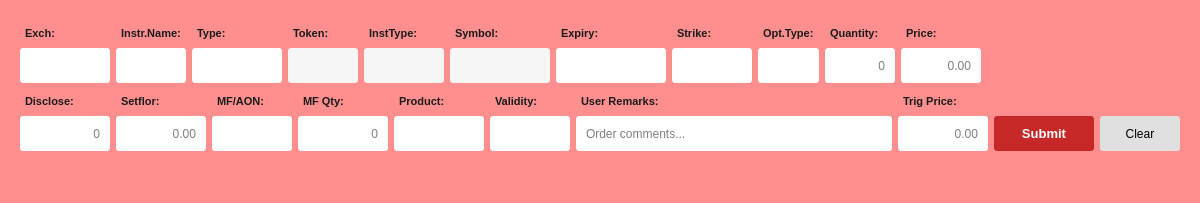
The window that resources/forms/SellWindow.ui (yashnmehta/Autotrade) describes before a commit, drawn with Qt 5.
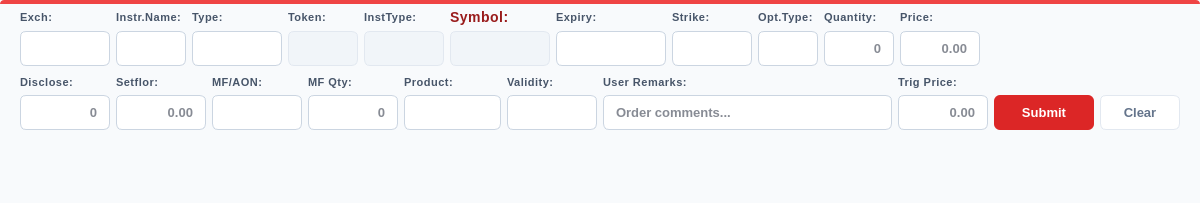
The same window after the commit.

Diff of the .ui file:
```diff
--- a/resources/forms/SellWindow.ui
+++ b/resources/forms/SellWindow.ui
@@ -32,102 +32,134 @@
    <string>Sell Order</string>
   </property>
   <property name="styleSheet">
-   <string notr="true">QWidget {
-    background-color: #ff8f8f; /* light red */
+   <string notr="true">QWidget#SellWindowForm {
+    background-color: #f8fafc;
+}
+
+/* Header/Indicative bar at top */
+QWidget#headerBar {
+    background-color: #ef4444; /* Sell Red */
+    border-top-left-radius: 4px;
+    border-top-right-radius: 4px;
 }
 
 QLabel {
-    color: #1b1b1b;
+    color: #475569;
     font-size: 11px;
-    font-weight: 600;
-    padding: 2px;
+    font-weight: 700;
+    text-transform: uppercase;
+    letter-spacing: 0.5px;
+    background-color: transparent;
+}
+
+QLabel#lblSymbol {
+    color: #991b1b;
+    font-size: 14px;
+    font-weight: 800;
 }
 
 QLineEdit {
     background-color: #ffffff;
-    color: #000000;
-    border-radius: 3px;
-    padding: 4px 8px;
-    font-size: 12px;
-    selection-background-color: #940000;
+    color: #0f172a;
+    border: 1px solid #cbd5e1;
+    border-radius: 6px;
+    padding: 6px 10px;
+    font-size: 13px;
+    font-weight: 500;
 }
 
 QLineEdit:focus {
-    border: 1px solid #0078D7;
+    border: 2px solid #ef4444;
     background-color: #ffffff;
 }
 
+QLineEdit:hover {
+    border: 1px solid #94a3b8;
+}
+
 QLineEdit:read-only {
-    background-color: #f5f5f5;
-    color: #7a7a7a;
+    background-color: #f1f5f9;
+    color: #64748b;
+    border: 1px solid #e2e8f0;
 }
 
 QComboBox {
     background-color: #ffffff;
-    color: #000000;
-    border-radius: 3px;
-    padding: 4px 8px;
+    color: #0f172a;
+    border: 1px solid #cbd5e1;
+    border-radius: 6px;
+    padding: 6px 10px;
     font-size: 12px;
+    font-weight: 500;
 }
 
 QComboBox:hover {
-    border: 1px solid #0078D7;
+    border: 1px solid #ef4444;
 }
 
 QComboBox:focus {
-    border: 1px solid #0078D7;
+    border: 2px solid #ef4444;
 }
 
 QComboBox::drop-down {
     border: none;
-    width: 20px;
+    width: 24px;
 }
 
 QComboBox::down-arrow {
     image: none;
-    border-left: 4px solid transparent;
-    border-right: 4px solid transparent;
-    border-top: 5px solid #b0b0b0;
-    margin-right: 5px;
+    border-left: 5px solid transparent;
+    border-right: 5px solid transparent;
+    border-top: 6px solid #64748b;
+    margin-right: 8px;
 }
 
 QComboBox QAbstractItemView {
     background-color: #ffffff;
-    color: #000000;
-    selection-background-color: #940000;
-    border: 1px solid #3e3e42;
+    color: #0f172a;
+    selection-background-color: #ef4444;
+    selection-color: #ffffff;
+    border: 1px solid #e2e8f0;
+    outline: none;
+}
+
+QPushButton {
+    border-radius: 6px;
+    font-size: 13px;
+    font-weight: 700;
+    padding: 8px 16px;
+    text-transform: uppercase;
 }
 
 QPushButton#pbSubmit {
-    background-color: #c62828;
+    background-color: #dc2626; /* Sell Red */
     color: #ffffff;
     border: none;
-    border-radius: 3px;
-    padding: 8px 20px;
-    font-size: 13px;
-    font-weight: 600;
 }
 
 QPushButton#pbSubmit:hover {
-    background-color: #d32f2f;
+    background-color: #b91c1c;
 }
 
 QPushButton#pbSubmit:pressed {
-    background-color: #b71c1c;
+    background-color: #991b1b;
 }
 
 QPushButton#pbClear {
-    background-color: #e0e0e0;
-    color: #000000;
-    border: none;
-    border-radius: 3px;
-    padding: 8px 12px;
+    background-color: #ffffff;
+    color: #64748b;
+    border: 1px solid #e2e8f0;
 }
 
 QPushButton#pbClear:hover {
-    background-color: #cfcfcf;
+    background-color: #f8fafc;
+    border: 1px solid #cbd5e1;
 }
-</string>
+
+/* Sections */
+QWidget#verticalWidget, QWidget#verticalWidget_2 {
+    background-color: transparent;
+}</string>
   </property>
   <layout class="QVBoxLayout" name="verticalLayout">
    <property name="spacing">
@@ -137,7 +169,7 @@
     <number>0</number>
    </property>
    <property name="topMargin">
-    <number>20</number>
+    <number>0</number>
    </property>
    <property name="rightMargin">
     <number>0</number>
@@ -145,6 +177,22 @@
    <property name="bottomMargin">
     <number>0</number>
    </property>
+   <item>
+    <widget class="QWidget" name="headerBar" native="true">
+     <property name="minimumSize">
+      <size>
+       <width>0</width>
+       <height>4</height>
+      </size>
+     </property>
+     <property name="maximumSize">
+      <size>
+       <width>16777215</width>
+       <height>4</height>
+      </size>
+     </property>
+    </widget>
+   </item>
    <item>
     <layout class="QVBoxLayout" name="verticalLayout_2">
      <property name="spacing">
@@ -196,7 +244,7 @@
            </widget>
           </item>
           <item row="0" column="2">
-           <widget class="QLabel" name="label_9">
+           <widget class="QLabel" name="lblType">
             <property name="text">
              <string>Type:</string>
             </property>
@@ -216,7 +264,7 @@
            </widget>
           </item>
           <item row="0" column="5">
-           <widget class="QLabel" name="label_4">
+           <widget class="QLabel" name="lblSymbol">
             <property name="text">
              <string>Symbol:</string>
             </property>
```
